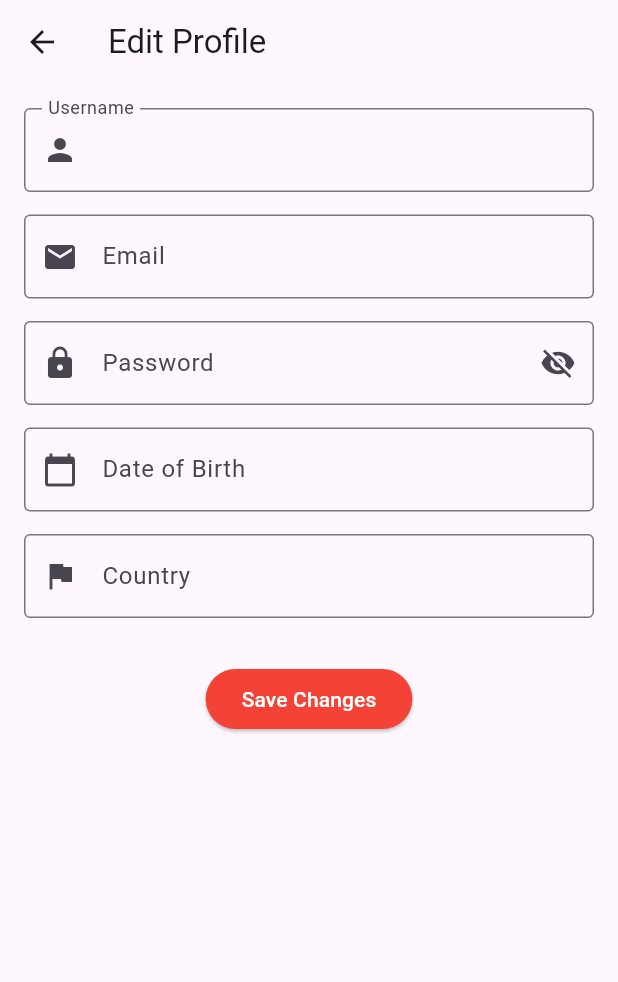
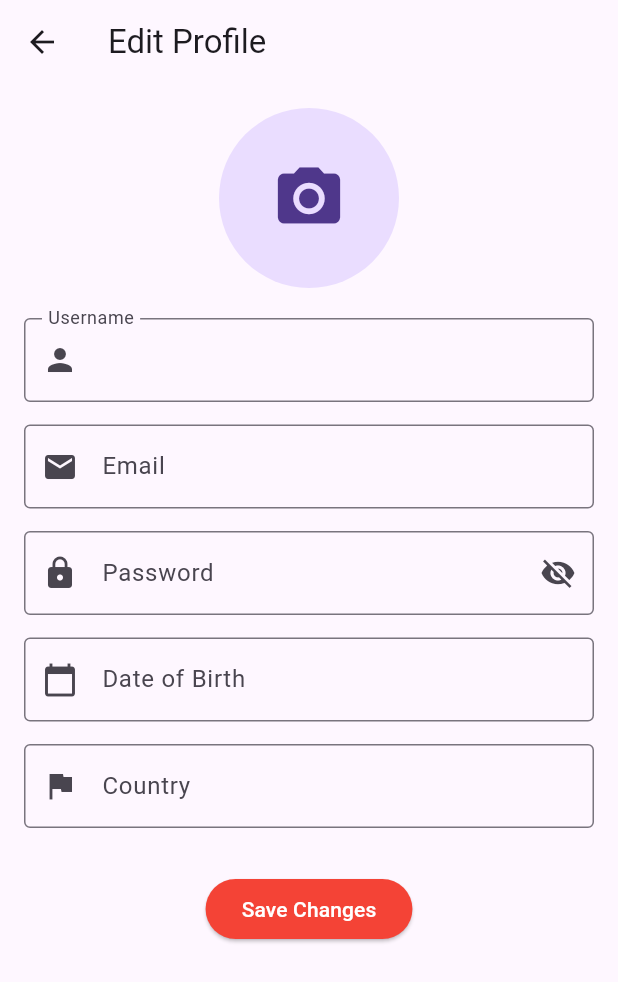
Before and after one commit to gatosopa/food_app_flutter, a Flutter app: the ProfilePage screen opened directly, after a tap on "Edit Profile", on a phone screen of 412 x 824 dp. Shown: the top 982 px of the screen. Run offline on Flutter 3.47's test engine with Material 3 defaults, Android fonts, the phone set to English and light mode, and no system bars; our stand-ins replace animated_bottom_navigation_bar, bloc, camera, carousel_slider, cloud_firestore, dio and 8 more; missing offline and left inert: gal; accounts and stored records are empty.

Commit message:
Added profile picture

```diff
--- a/lib/src/core/constants.dart
+++ b/lib/src/core/constants.dart
@@ -17,7 +17,7 @@ class Constants {
  static var descriptionThree = "Choose your favorite dishes so we can provide you with one!";
 
  static var tProfile = "Profile";
- static var profilePhoto = "assets/image/pasta.jpg";
+ static var defaultProfilePhoto= "assets/image/pasta.jpg";
  static var tEditProfile = "Edit Profile";
  static var tEditProfileDone = "Save Changes";
 }
--- a/lib/src/features/camera/presentation/view/camera_page.dart
+++ b/lib/src/features/camera/presentation/view/camera_page.dart
@@ -171,7 +171,7 @@ class _CameraPageState extends State<CameraPage> {
                       onPressed: () {
                         // Add functionality to switch the camera
                       },
-                      icon: const Icon(Icons.switch_camera, color: Colors.white, size: 30),
+                      icon: const Icon(Icons.switch_camera, color: Colors.black, size: 30),
                     ),
                   ],
                 ),
--- a/lib/src/features/profile/edit_profile_page.dart
+++ b/lib/src/features/profile/edit_profile_page.dart
@@ -1,6 +1,10 @@
+import 'dart:io';
 import 'package:flutter/material.dart';
 import 'package:cloud_firestore/cloud_firestore.dart';
 import 'package:firebase_auth/firebase_auth.dart';
+import 'package:image_picker/image_picker.dart';
+import 'package:path_provider/path_provider.dart';
+import 'package:path/path.dart' as path;
 
 class EditProfilePage extends StatefulWidget {
   final String username;
@@ -26,49 +30,46 @@ class _EditProfilePageState extends State<EditProfilePage> {
   late TextEditingController birthdayController;
   late TextEditingController countryController;
   late TextEditingController passwordController;
-  bool isPasswordVisible = false; // To toggle password visibility
+  bool isPasswordVisible = false;
+
+  File? _profileImage;
 
   @override
   void initState() {
     super.initState();
-    // Initialize controllers with passed data
     usernameController = TextEditingController(text: widget.username);
     emailController = TextEditingController(text: widget.email);
     birthdayController = TextEditingController(text: widget.birthday);
     countryController = TextEditingController(text: widget.country);
     passwordController = TextEditingController();
-
-    _fetchPassword(); // Fetch the real password from Firestore
+    _loadProfileImage();
   }
 
-  Future<void> _fetchPassword() async {
-    try {
-      final currentUser = FirebaseAuth.instance.currentUser;
-      if (currentUser != null) {
-        DocumentSnapshot userDoc = await FirebaseFirestore.instance
-            .collection('users')
-            .doc(currentUser.uid)
-            .get();
+  Future<void> _loadProfileImage() async {
+    final directory = await getApplicationDocumentsDirectory();
+    final profileImagePath = path.join(directory.path, 'profile_image.png');
+    final file = File(profileImagePath);
 
-        if (userDoc.exists) {
-          setState(() {
-            passwordController.text = userDoc['password'] ?? '';
-          });
-        }
-      }
-    } catch (e) {
-      print("Error fetching password: $e");
+    if (await file.exists()) {
+      setState(() {
+        _profileImage = file;
+      });
     }
   }
 
-  @override
-  void dispose() {
-    usernameController.dispose();
-    emailController.dispose();
-    birthdayController.dispose();
-    countryController.dispose();
-    passwordController.dispose();
-    super.dispose();
+  Future<void> _pickImage() async {
+    final picker = ImagePicker();
+    final pickedFile = await picker.pickImage(source: ImageSource.gallery);
+
+    if (pickedFile != null) {
+      final directory = await getApplicationDocumentsDirectory();
+      final profileImagePath = path.join(directory.path, 'profile_image.png');
+      final newImage = File(pickedFile.path).copySync(profileImagePath);
+
+      setState(() {
+        _profileImage = newImage;
+      });
+    }
   }
 
   Future<void> _saveChanges() async {
@@ -76,20 +77,19 @@ class _EditProfilePageState extends State<EditProfilePage> {
       final currentUser = FirebaseAuth.instance.currentUser;
 
       if (currentUser != null) {
-        // Update the email in Firebase Auth if it has changed
         if (emailController.text.trim() != widget.email) {
           await currentUser.updateEmail(emailController.text.trim());
         }
 
-        // Update the password in Firebase Auth if it has been changed
         if (passwordController.text.trim().isNotEmpty) {
           await currentUser.updatePassword(passwordController.text.trim());
         }
 
-        // Update Firestore document
         await FirebaseFirestore.instance.collection('users').doc(currentUser.uid).update({
           'first_name': usernameController.text.trim().split(' ').first,
-          'last_name': usernameController.text.trim().split(' ').length > 1 ? usernameController.text.trim().split(' ').sublist(1).join(' ') : '',
+          'last_name': usernameController.text.trim().split(' ').length > 1
+              ? usernameController.text.trim().split(' ').sublist(1).join(' ')
+              : '',
           'email': emailController.text.trim(),
           'password': passwordController.text.trim(),
           'date_of_birth': birthdayController.text.trim(),
@@ -97,7 +97,6 @@ class _EditProfilePageState extends State<EditProfilePage> {
         });
       }
 
-      // Return updated data to ProfilePage
       Navigator.pop(context, {
         'username': usernameController.text.trim(),
         'email': emailController.text.trim(),
@@ -105,7 +104,6 @@ class _EditProfilePageState extends State<EditProfilePage> {
         'country': countryController.text.trim(),
       });
     } catch (e) {
-      // Show an error dialog if updating fails
       showDialog(
         context: context,
         builder: (context) => AlertDialog(
@@ -132,7 +130,20 @@ class _EditProfilePageState extends State<EditProfilePage> {
         padding: const EdgeInsets.all(16.0),
         child: Column(
           children: [
-            // Username
+            GestureDetector(
+              onTap: _pickImage,
+              child: CircleAvatar(
+                radius: 60,
+                backgroundImage: _profileImage != null ? FileImage(_profileImage!) : null,
+                child: _profileImage == null
+                    ? const Icon(
+                        Icons.camera_alt,
+                        size: 50,
+                      )
+                    : null,
+              ),
+            ),
+            const SizedBox(height: 20),
             TextField(
               controller: usernameController,
               decoration: const InputDecoration(
@@ -142,7 +153,6 @@ class _EditProfilePageState extends State<EditProfilePage> {
               ),
             ),
             const SizedBox(height: 15),
-            // Email
             TextField(
               controller: emailController,
               decoration: const InputDecoration(
@@ -152,10 +162,9 @@ class _EditProfilePageState extends State<EditProfilePage> {
               ),
             ),
             const SizedBox(height: 15),
-            // Password
             TextField(
               controller: passwordController,
-              obscureText: !isPasswordVisible, // Toggle visibility
+              obscureText: !isPasswordVisible, // Toggle visibility based on the state
               decoration: InputDecoration(
                 labelText: 'Password',
                 prefixIcon: const Icon(Icons.lock),
@@ -173,7 +182,6 @@ class _EditProfilePageState extends State<EditProfilePage> {
               ),
             ),
             const SizedBox(height: 15),
-            // Birthday
             TextField(
               controller: birthdayController,
               decoration: const InputDecoration(
@@ -197,7 +205,6 @@ class _EditProfilePageState extends State<EditProfilePage> {
               },
             ),
             const SizedBox(height: 15),
-            // Country
             TextField(
               controller: countryController,
               decoration: const InputDecoration(
@@ -209,10 +216,7 @@ class _EditProfilePageState extends State<EditProfilePage> {
             const SizedBox(height: 30),
             ElevatedButton(
               onPressed: _saveChanges,
-              child: const Text(
-                'Save Changes',
-                style: TextStyle(color: Colors.white),
-              ),
+              child: const Text('Save Changes', style: TextStyle(color: Colors.white)),
               style: ElevatedButton.styleFrom(
                 backgroundColor: Colors.red,
                 shape: const StadiumBorder(),
--- a/lib/src/features/profile/profile_page.dart
+++ b/lib/src/features/profile/profile_page.dart
@@ -1,3 +1,4 @@
+import 'dart:io';
 import 'package:flutter/material.dart';
 import 'package:cloud_firestore/cloud_firestore.dart';
 import 'package:food_app_flutter/src/features/profile/edit_profile_page.dart';
@@ -5,6 +6,8 @@ import 'package:shared_preferences/shared_preferences.dart';
 import 'package:food_app_flutter/src/core/constants.dart';
 import 'package:firebase_auth/firebase_auth.dart';
 import 'package:food_app_flutter/src/features/onboarding/onboarding_page.dart';
+import 'package:path_provider/path_provider.dart';
+import 'package:path/path.dart' as path;
 
 class ProfilePage extends StatefulWidget {
   const ProfilePage({Key? key}) : super(key: key);
@@ -18,11 +21,13 @@ class _ProfilePageState extends State<ProfilePage> {
   String email = "Loading...";
   String dateOfBirth = "Loading...";
   String country = "Loading...";
+  File? profileImage;
 
   @override
   void initState() {
     super.initState();
     _loadUserData();
+    _loadProfileImage();
   }
 
   Future<void> _loadUserData() async {
@@ -31,8 +36,10 @@ class _ProfilePageState extends State<ProfilePage> {
       String? userId = prefs.getString('firebaseUserId');
 
       if (userId != null) {
-        DocumentSnapshot userDoc =
-            await FirebaseFirestore.instance.collection('users').doc(userId).get();
+        DocumentSnapshot userDoc = await FirebaseFirestore.instance
+            .collection('users')
+            .doc(userId)
+            .get();
 
         if (userDoc.exists) {
           setState(() {
@@ -52,8 +59,23 @@ class _ProfilePageState extends State<ProfilePage> {
     }
   }
 
+  Future<void> _loadProfileImage() async {
+    try {
+      final directory = await getApplicationDocumentsDirectory();
+      final profileImagePath = path.join(directory.path, 'profile_image.png');
+      final file = File(profileImagePath);
+
+      if (await file.exists()) {
+        setState(() {
+          profileImage = file;
+        });
+      }
+    } catch (e) {
+      print("Error loading profile image: $e");
+    }
+  }
+
   Future<void> _logout(BuildContext context) async {
-    // Confirm the logout action
     bool? shouldLogout = await showDialog(
       context: context,
       builder: (context) {
@@ -76,21 +98,16 @@ class _ProfilePageState extends State<ProfilePage> {
 
     if (shouldLogout ?? false) {
       try {
-        // Perform the logout
         await FirebaseAuth.instance.signOut();
-
-        // Clear locally stored data
         SharedPreferences prefs = await SharedPreferences.getInstance();
         await prefs.clear();
 
-        // Navigate back to the onboarding screen
         Navigator.pushAndRemoveUntil(
           context,
           MaterialPageRoute(builder: (context) => const OnboardingScreen()),
-          (route) => false, // Remove all previous routes
+          (route) => false,
         );
       } catch (e) {
-        // Handle logout error
         showDialog(
           context: context,
           builder: (context) => AlertDialog(
@@ -131,15 +148,34 @@ class _ProfilePageState extends State<ProfilePage> {
             crossAxisAlignment: CrossAxisAlignment.center,
             children: [
               // Profile Picture
-              SizedBox(
-                width: 120,
-                height: 120,
-                child: ClipRRect(
-                  borderRadius: BorderRadius.circular(100),
-                  child: Image.asset(
-                    Constants.profilePhoto,
-                    fit: BoxFit.cover,
-                  ),
+              GestureDetector(
+                onTap: () async {
+                  final updatedInfo = await Navigator.push(
+                    context,
+                    MaterialPageRoute(
+                      builder: (context) => EditProfilePage(
+                        username: username,
+                        email: email,
+                        birthday: dateOfBirth,
+                        country: country,
+                      ),
+                    ),
+                  );
+
+                  if (updatedInfo != null) {
+                    _loadProfileImage(); // Reload profile image after edit
+                  }
+                },
+                child: CircleAvatar(
+                  radius: 60,
+                  backgroundImage:
+                      profileImage != null ? FileImage(profileImage!) : AssetImage(Constants.defaultProfilePhoto) as ImageProvider,
+                  child: profileImage == null
+                      ? const Icon(
+                          Icons.camera_alt,
+                          size: 50,
+                        )
+                      : null,
                 ),
               ),
               const SizedBox(height: 20),
@@ -206,7 +242,7 @@ class _ProfilePageState extends State<ProfilePage> {
                         dateOfBirth = updatedInfo['birthday'] ?? dateOfBirth;
                         country = updatedInfo['country'] ?? country;
                       });
-                      // Optionally update Firestore here
+                      _loadProfileImage(); // Reload profile image after edit
                     }
                   },
                   child: Text(
--- a/pubspec.yaml
+++ b/pubspec.yaml
@@ -50,6 +50,7 @@ dependencies:
   cached_network_image: ^3.4.1
   cloud_firestore: ^5.5.0
   shared_preferences: ^2.3.3
+  firebase_storage: ^12.3.6
 
 dev_dependencies:
   flutter_test:
```
Also changed, not shown: pubspec.lock, 3 other files.
